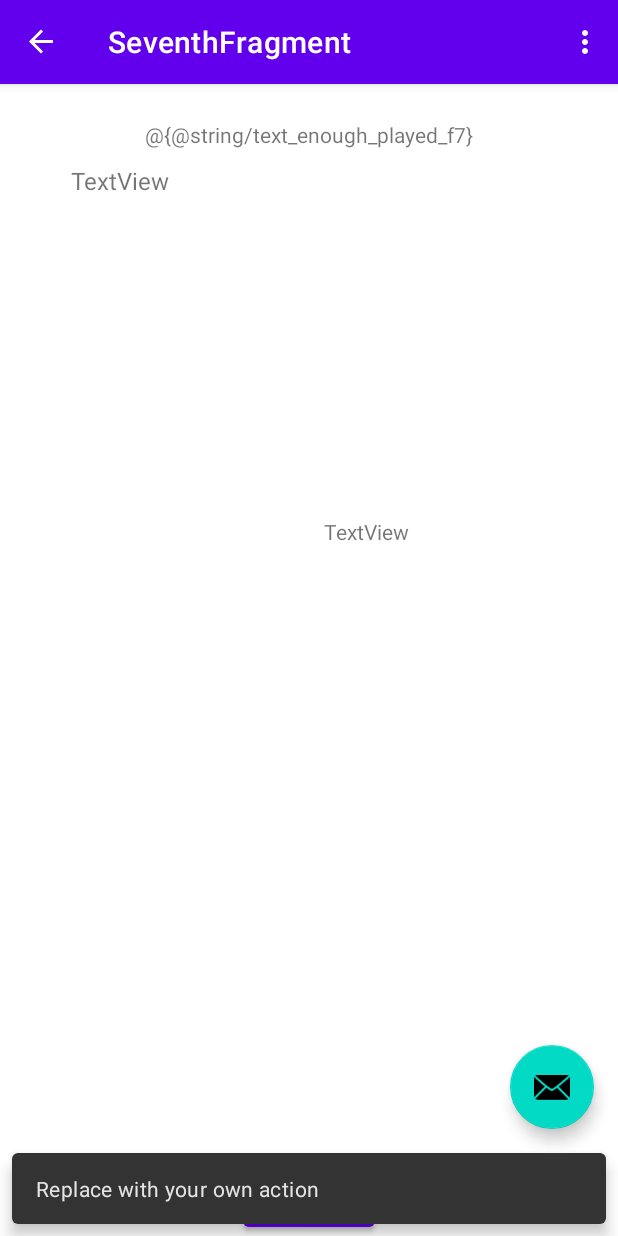
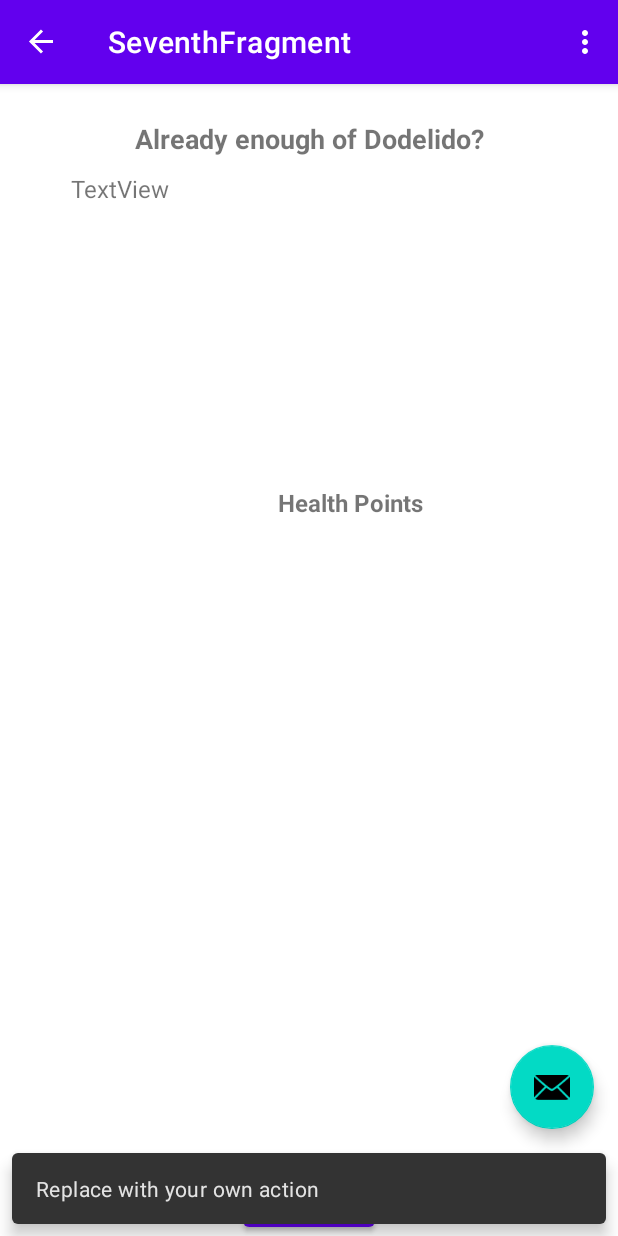
Before and after one commit to LukasBoril/DedelidoApp, an Android app: the SeventhFragment screen opened through its navigation route, after a tap on an icon or button, on a phone screen of 412 x 824 dp. Run offline under Robolectric (Android 15) with nearby library versions, the phone set to English and light mode, and no system bars; our stand-ins replace Volley, navigation-ui; libraries missing offline, so code that uses them is left out: com.beust.klaxon; network calls fail; 1 statement that could not run was skipped.

Commit message:
Fragment 7 UPdate 2021-06-24

```diff
--- a/app/src/main/java/com/example/myapplication/SeventhFragment.kt
+++ b/app/src/main/java/com/example/myapplication/SeventhFragment.kt
@@ -81,7 +81,7 @@ class SeventhFragment : Fragment() {
         /*
         as we already have updated the adapter list, we use it to determine the player with the most remaining healthpoints
          */
-
+/*
         var winner = adapter!!.mostHealthpoint()
         if (winner != null) {
             var displayTextWinner = winner.getPlayerName() + " won with " + winner.getPlayerHealthPoints() + " HP left. Congrats!"
@@ -89,10 +89,16 @@ class SeventhFragment : Fragment() {
             winnerBind.text = displayTextWinner
         }
 
+ */
+
+
+
 
 
         binding.buttonExitF7.setOnClickListener {
-         // findNavController().navigate(R.id.action_seventhFragment_to_FirstFragment)
+            findNavController().navigate(com.example.myapplication.R.id.action_seventhFragment_to_FirstFragment)
+            // findNavController().navigate(R.id.action_seventhFragment_to_FirstFragment)
+            //wieso funktioniert nicht?
         }
 
 
@@ -123,9 +129,9 @@ class SeventhFragment : Fragment() {
                 adapter?.notifyDataSetChanged()
 
                 val textPLayer = binding.textPlayerF7
-                binding.textPlayerF7.text = "Player:"
+                //binding.textPlayerF7.text = "Player:"
 
-                binding.listViewF7.addHeaderView(textPLayer)
+                //binding.listViewF7.addHeaderView(textPLayer)
 
                 //val board = Klaxon().parse<Stationboard>(response)
                 //stationboardF.addAll(board!!.stationboard)
--- a/app/src/main/res/layout/fragment_seventh.xml
+++ b/app/src/main/res/layout/fragment_seventh.xml
@@ -11,7 +11,9 @@
         android:layout_width="wrap_content"
         android:layout_height="wrap_content"
         android:layout_marginTop="24dp"
-        android:text="@{@string/text_enough_played_f7}"
+        android:text="@string/text_enough_played_f7"
+        android:textSize="18sp"
+        android:textStyle="bold"
         app:layout_constraintEnd_toEndOf="parent"
         app:layout_constraintStart_toStartOf="parent"
         app:layout_constraintTop_toTopOf="parent" />
@@ -29,29 +31,36 @@
 
     <TextView
         android:id="@+id/text_player_f7"
-        android:layout_width="289dp"
-        android:layout_height="18dp"
+        android:layout_width="292dp"
+        android:layout_height="27dp"
+        android:layout_marginStart="16dp"
         android:layout_marginTop="10dp"
-        android:text="TextView"
+        android:layout_marginBottom="16dp"
+        android:text="@string/text_player_f7"
+        android:textSize="16sp"
+        android:textStyle="bold"
         app:layout_constraintBottom_toTopOf="@+id/list_view_f7"
         app:layout_constraintEnd_toStartOf="@+id/text_healthpoints_f7"
         app:layout_constraintHorizontal_bias="0.5"
         app:layout_constraintStart_toStartOf="parent"
         app:layout_constraintTop_toBottomOf="@+id/text_winner_f7"
-        app:layout_constraintVertical_bias="0.488" />
+        app:layout_constraintVertical_bias="0.464" />
 
     <TextView
         android:id="@+id/text_healthpoints_f7"
-        android:layout_width="269dp"
-        android:layout_height="18dp"
+        android:layout_width="349dp"
+        android:layout_height="30dp"
         android:layout_marginTop="10dp"
-        android:text="TextView"
+        android:layout_marginBottom="16dp"
+        android:text="@string/text_healthpoints_f7"
+        android:textSize="16sp"
+        android:textStyle="bold"
         app:layout_constraintBottom_toTopOf="@+id/list_view_f7"
         app:layout_constraintEnd_toEndOf="parent"
         app:layout_constraintHorizontal_bias="0.5"
         app:layout_constraintStart_toEndOf="@+id/text_player_f7"
         app:layout_constraintTop_toBottomOf="@+id/text_winner_f7"
-        app:layout_constraintVertical_bias="0.488" />
+        app:layout_constraintVertical_bias="0.458" />
 
     <Button
         android:id="@+id/button_exit_f7"
--- a/app/src/main/res/layout/score_cell.xml
+++ b/app/src/main/res/layout/score_cell.xml
@@ -11,7 +11,7 @@
         android:layout_width="309dp"
         android:layout_height="25dp"
         android:layout_marginStart="16dp"
-        android:layout_marginTop="44dp"
+        android:layout_marginTop="2dp"
         android:text="TextView"
         android:textSize="20sp"
         app:layout_constraintEnd_toStartOf="@+id/score_cell_f7"
@@ -23,7 +23,7 @@
         android:id="@+id/score_cell_f7"
         android:layout_width="329dp"
         android:layout_height="25dp"
-        android:layout_marginTop="44dp"
+        android:layout_marginTop="2dp"
         android:layout_marginEnd="44dp"
         android:text="TextView"
         app:layout_constraintEnd_toEndOf="parent"
```
